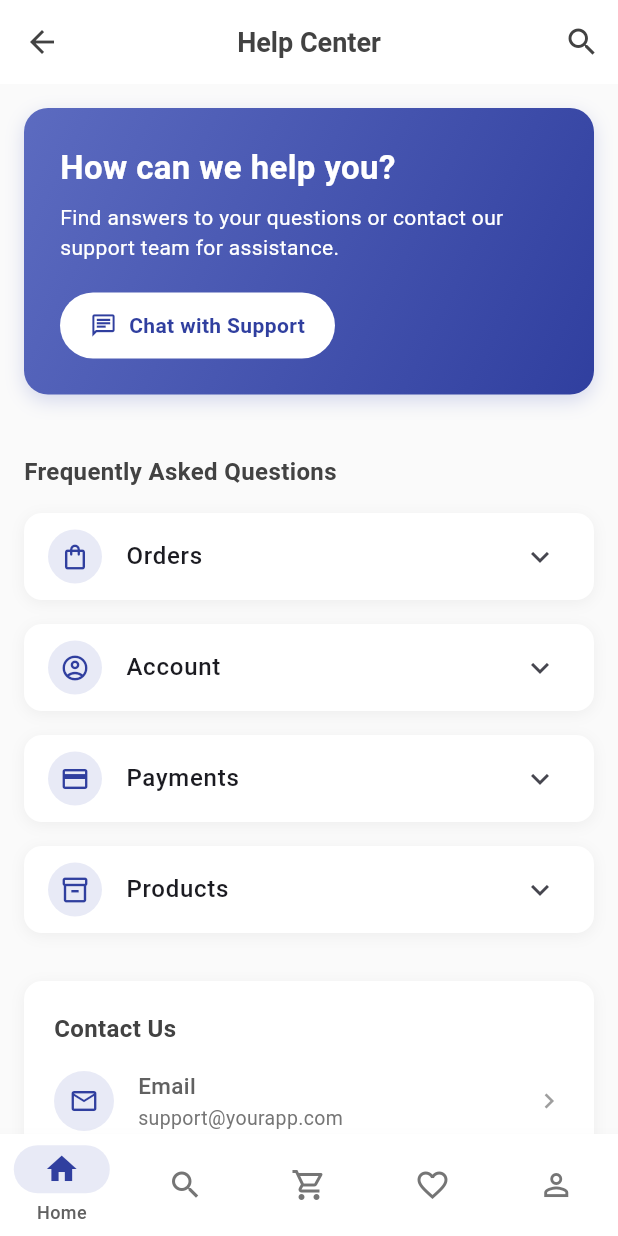
After one commit to AnexDev1/JMarket, a Flutter app: the HelpCenterScreen screen opened by its route, on a phone screen of 412 x 824 dp. The commit adds this screen. Run offline on Flutter 3.47's test engine with Material 3 defaults, Android fonts, the phone set to English and light mode, and no system bars; our stand-ins replace flutter_dotenv, go_router, hive_flutter, image_picker, shimmer, supabase_flutter; accounts and stored records are empty; generated files the repository leaves out were written again.

Commit message:
feat: added helpcenter

```diff
--- a/lib/app/routes.dart
+++ b/lib/app/routes.dart
@@ -1,5 +1,6 @@
 import 'package:go_router/go_router.dart';
 import 'package:jmarket/features/orders/orders_screen.dart';
+import 'package:jmarket/features/profile/help_center_screen.dart';
 import 'package:jmarket/features/profile/language_screen.dart';
 import 'package:provider/provider.dart';
 
@@ -32,6 +33,7 @@ class AppRoutes {
   static const String checkout = '/checkout';
   static const String orderHistory = '/order-history';
   static const String orderDetails = '/orders';
+  static const String help = '/help';
 }
 
 final appRouter = GoRouter(
@@ -91,6 +93,10 @@ final appRouter = GoRouter(
           builder: (context, state) => const FavoritesScreen(),
         ),
         GoRoute(
+          path: AppRoutes.help,
+          builder: (context, state) => const HelpCenterScreen(),
+        ),
+        GoRoute(
           path: AppRoutes.profile,
           builder: (context, state) => const ProfileScreen(),
         ),
--- /dev/null
+++ b/lib/features/profile/help_center_screen.dart
@@ -0,0 +1,418 @@
+// lib/features/help/help_center_screen.dart
+import 'package:flutter/material.dart';
+import 'package:flutter/services.dart';
+import 'package:flutter_gen/gen_l10n/app_localizations.dart';
+import 'package:go_router/go_router.dart';
+
+class HelpCenterScreen extends StatefulWidget {
+  const HelpCenterScreen({super.key});
+
+  @override
+  State<HelpCenterScreen> createState() => _HelpCenterScreenState();
+}
+
+class _HelpCenterScreenState extends State<HelpCenterScreen> {
+  final TextEditingController _searchController = TextEditingController();
+  bool _isSearching = false;
+
+  @override
+  void dispose() {
+    _searchController.dispose();
+    super.dispose();
+  }
+
+  @override
+  Widget build(BuildContext context) {
+    final localizations = AppLocalizations.of(context)!;
+    final primaryColor = Colors.indigo.shade700;
+
+    return Scaffold(
+      backgroundColor: Colors.grey.shade50,
+      appBar: AppBar(
+        leading: IconButton(
+          icon: const Icon(Icons.arrow_back),
+          onPressed: () {
+            // Navigate to the profile route
+            context.go('/profile');
+          },
+        ),
+        title: _isSearching
+            ? TextField(
+                controller: _searchController,
+                autofocus: true,
+                decoration: InputDecoration(
+                  hintText: localizations.searchHelp,
+                  border: InputBorder.none,
+                ),
+                style: const TextStyle(fontSize: 16),
+                onSubmitted: (value) {
+                  // Handle search
+                  if (value.isEmpty) {
+                    setState(() {
+                      _isSearching = false;
+                    });
+                  }
+                },
+              )
+            : Text(
+                localizations.helpCenter,
+                style: const TextStyle(
+                  fontWeight: FontWeight.bold,
+                  fontSize: 18,
+                ),
+              ),
+        centerTitle: true,
+        elevation: 0,
+        backgroundColor: Colors.white,
+        foregroundColor: Colors.grey.shade800,
+        actions: [
+          IconButton(
+            icon: Icon(_isSearching ? Icons.close : Icons.search),
+            onPressed: () {
+              HapticFeedback.lightImpact();
+              setState(() {
+                _isSearching = !_isSearching;
+                if (!_isSearching) {
+                  _searchController.clear();
+                }
+              });
+            },
+          ),
+        ],
+      ),
+      body: SingleChildScrollView(
+        physics: const BouncingScrollPhysics(),
+        child: Column(
+          crossAxisAlignment: CrossAxisAlignment.start,
+          children: [
+            _buildSupportHeader(primaryColor),
+            const SizedBox(height: 24),
+            _buildFaqCategories(context),
+            _buildContactSection(context, primaryColor),
+          ],
+        ),
+      ),
+    );
+  }
+
+  Widget _buildSupportHeader(Color primaryColor) {
+    final localizations = AppLocalizations.of(context)!;
+
+    return Container(
+      padding: const EdgeInsets.all(24),
+      margin: const EdgeInsets.all(16),
+      decoration: BoxDecoration(
+        gradient: LinearGradient(
+          colors: [Colors.indigo.shade400, primaryColor],
+          begin: Alignment.topLeft,
+          end: Alignment.bottomRight,
+        ),
+        borderRadius: BorderRadius.circular(16),
+        boxShadow: [
+          BoxShadow(
+            color: Colors.indigo.withOpacity(0.2),
+            blurRadius: 10,
+            offset: const Offset(0, 4),
+          ),
+        ],
+      ),
+      child: Column(
+        crossAxisAlignment: CrossAxisAlignment.start,
+        children: [
+          Text(
+            localizations.howCanWeHelp,
+            style: const TextStyle(
+              fontSize: 22,
+              fontWeight: FontWeight.bold,
+              color: Colors.white,
+            ),
+          ),
+          const SizedBox(height: 8),
+          Text(
+            localizations.helpCenterDescription,
+            style: const TextStyle(
+              fontSize: 14,
+              color: Colors.white,
+              height: 1.4,
+            ),
+          ),
+          const SizedBox(height: 20),
+          InkWell(
+            onTap: () {
+              HapticFeedback.lightImpact();
+              // Open chat support
+            },
+            child: Container(
+              padding: const EdgeInsets.symmetric(vertical: 12, horizontal: 20),
+              decoration: BoxDecoration(
+                color: Colors.white,
+                borderRadius: BorderRadius.circular(30),
+              ),
+              child: Row(
+                mainAxisSize: MainAxisSize.min,
+                children: [
+                  Icon(Icons.chat_outlined, color: primaryColor, size: 18),
+                  const SizedBox(width: 8),
+                  Text(
+                    localizations.chatWithSupport,
+                    style: TextStyle(
+                      fontWeight: FontWeight.bold,
+                      color: primaryColor,
+                    ),
+                  ),
+                ],
+              ),
+            ),
+          ),
+        ],
+      ),
+    );
+  }
+
+  Widget _buildFaqCategories(BuildContext context) {
+    final localizations = AppLocalizations.of(context)!;
+
+    return Column(
+      crossAxisAlignment: CrossAxisAlignment.start,
+      children: [
+        Padding(
+          padding: const EdgeInsets.symmetric(horizontal: 16.0),
+          child: Text(
+            localizations.frequentlyAskedQuestions,
+            style: TextStyle(
+              fontSize: 16,
+              fontWeight: FontWeight.bold,
+              color: Colors.grey.shade800,
+            ),
+          ),
+        ),
+        const SizedBox(height: 16),
+        _buildFaqCategory(
+          context,
+          icon: Icons.shopping_bag_outlined,
+          title: localizations.orders,
+          items: [
+            localizations.trackOrder,
+            localizations.cancelOrder,
+            localizations.returnRefund,
+            localizations.deliveryIssues,
+          ],
+        ),
+        _buildFaqCategory(
+          context,
+          icon: Icons.account_circle_outlined,
+          title: localizations.account,
+          items: [
+            localizations.accountSettings,
+            localizations.passwordReset,
+            localizations.loginIssues,
+            localizations.dataPrivacy,
+          ],
+        ),
+        _buildFaqCategory(
+          context,
+          icon: Icons.credit_card_outlined,
+          title: localizations.payments,
+          items: [
+            localizations.paymentMethods,
+            localizations.paymentFailures,
+            localizations.refundProcess,
+            localizations.walletQuestions,
+          ],
+        ),
+        _buildFaqCategory(
+          context,
+          icon: Icons.inventory_2_outlined,
+          title: localizations.products,
+          items: [
+            localizations.productDetails,
+            localizations.availability,
+            localizations.warranties,
+            localizations.reportIssue,
+          ],
+        ),
+      ],
+    );
+  }
+
+  Widget _buildFaqCategory(
+    BuildContext context, {
+    required IconData icon,
+    required String title,
+    required List<String> items,
+  }) {
+    return Container(
+      margin: const EdgeInsets.fromLTRB(16, 0, 16, 16),
+      decoration: BoxDecoration(
+        color: Colors.white,
+        borderRadius: BorderRadius.circular(12),
+        boxShadow: [
+          BoxShadow(
+            color: Colors.black.withOpacity(0.05),
+            blurRadius: 8,
+            offset: const Offset(0, 2),
+          ),
+        ],
+      ),
+      child: ExpansionTile(
+        leading: Container(
+          padding: const EdgeInsets.all(8),
+          decoration: BoxDecoration(
+            color: Colors.indigo.shade50,
+            shape: BoxShape.circle,
+          ),
+          child: Icon(
+            icon,
+            color: Colors.indigo.shade700,
+            size: 20,
+          ),
+        ),
+        title: Text(
+          title,
+          style: const TextStyle(
+            fontSize: 16,
+            fontWeight: FontWeight.w500,
+          ),
+        ),
+        childrenPadding: const EdgeInsets.fromLTRB(16, 0, 16, 16),
+        children: items.map((item) => _buildFaqItem(item)).toList(),
+      ),
+    );
+  }
+
+  Widget _buildFaqItem(String title) {
+    return ListTile(
+      contentPadding: const EdgeInsets.symmetric(vertical: 0, horizontal: 16),
+      title: Text(
+        title,
+        style: const TextStyle(fontSize: 14),
+      ),
+      trailing: Icon(
+        Icons.chevron_right,
+        size: 20,
+        color: Colors.grey.shade500,
+      ),
+      onTap: () {
+        HapticFeedback.lightImpact();
+        // Navigate to specific FAQ item
+      },
+    );
+  }
+
+  Widget _buildContactSection(BuildContext context, Color primaryColor) {
+    final localizations = AppLocalizations.of(context)!;
+
+    return Container(
+      margin: const EdgeInsets.all(16),
+      padding: const EdgeInsets.all(20),
+      decoration: BoxDecoration(
+        color: Colors.white,
+        borderRadius: BorderRadius.circular(12),
+        boxShadow: [
+          BoxShadow(
+            color: Colors.black.withOpacity(0.05),
+            blurRadius: 8,
+            offset: const Offset(0, 2),
+          ),
+        ],
+      ),
+      child: Column(
+        crossAxisAlignment: CrossAxisAlignment.start,
+        children: [
+          Text(
+            localizations.contactUs,
+            style: TextStyle(
+              fontSize: 16,
+              fontWeight: FontWeight.bold,
+              color: Colors.grey.shade800,
+            ),
+          ),
+          const SizedBox(height: 16),
+          _buildContactMethod(
+            icon: Icons.email_outlined,
+            title: localizations.email,
+            subtitle: 'support@yourapp.com',
+            onTap: () {
+              // Open email client
+            },
+          ),
+          const Divider(height: 24),
+          _buildContactMethod(
+            icon: Icons.phone_outlined,
+            title: localizations.phone,
+            subtitle: '+1 (800) 123-4567',
+            onTap: () {
+              // Open phone dialer
+            },
+          ),
+          const Divider(height: 24),
+          _buildContactMethod(
+            icon: Icons.chat_bubble_outline,
+            title: localizations.liveChat,
+            subtitle: localizations.availableHours,
+            onTap: () {
+              // Open live chat
+            },
+          ),
+        ],
+      ),
+    );
+  }
+
+  Widget _buildContactMethod({
+    required IconData icon,
+    required String title,
+    required String subtitle,
+    required VoidCallback onTap,
+  }) {
+    return InkWell(
+      onTap: () {
+        HapticFeedback.lightImpact();
+        onTap();
+      },
+      child: Row(
+        children: [
+          Container(
+            padding: const EdgeInsets.all(10),
+            decoration: BoxDecoration(
+              color: Colors.indigo.shade50,
+              shape: BoxShape.circle,
+            ),
+            child: Icon(
+              icon,
+              color: Colors.indigo.shade700,
+              size: 20,
+            ),
+          ),
+          const SizedBox(width: 16),
+          Column(
+            crossAxisAlignment: CrossAxisAlignment.start,
+            children: [
+              Text(
+                title,
+                style: const TextStyle(
+                  fontSize: 15,
+                  fontWeight: FontWeight.w500,
+                ),
+              ),
+              const SizedBox(height: 2),
+              Text(
+                subtitle,
+                style: TextStyle(
+                  fontSize: 13,
+                  color: Colors.grey.shade600,
+                ),
+              ),
+            ],
+          ),
+          const Spacer(),
+          Icon(
+            Icons.chevron_right,
+            size: 20,
+            color: Colors.grey.shade500,
+          ),
+        ],
+      ),
+    );
+  }
+}
--- a/lib/features/profile/profile_screen.dart
+++ b/lib/features/profile/profile_screen.dart
@@ -7,6 +7,7 @@ import 'package:provider/provider.dart';
 
 import '../../providers/auth_provider.dart';
 import '../../providers/language_provider.dart';
+import '../../providers/theme_provider.dart';
 
 class ProfileScreen extends StatelessWidget {
   const ProfileScreen({super.key});
@@ -206,11 +207,12 @@ class ProfileScreen extends StatelessWidget {
               icon: Icons.dark_mode_outlined,
               title: AppLocalizations.of(context)!.darkMode,
               trailing: Switch(
-                value: Theme.of(context).brightness == Brightness.dark,
+                value: Provider.of<ThemeProvider>(context).isDarkMode,
                 activeColor: Colors.indigo.shade700,
                 onChanged: (value) {
-                  // Toggle theme
                   HapticFeedback.lightImpact();
+                  Provider.of<ThemeProvider>(context, listen: false)
+                      .toggleTheme();
                 },
               ),
             ),
--- a/lib/l10n/app_en.arb
+++ b/lib/l10n/app_en.arb
@@ -206,6 +206,130 @@
   "seeMore": "See More",
   "@seeMore": {
     "description": "Button text for loading more results"
+  },
+  "helpCenter": "Help Center",
+  "@helpCenter": {
+    "description": "Title for help center screen"
+  },
+  "searchHelp": "Search for help",
+  "@searchHelp": {
+    "description": "Placeholder for help search field"
+  },
+  "howCanWeHelp": "How can we help you?",
+  "@howCanWeHelp": {
+    "description": "Header text for support section"
+  },
+  "helpCenterDescription": "Find answers to your questions or contact our support team for assistance.",
+  "@helpCenterDescription": {
+    "description": "Description text for help center"
+  },
+  "chatWithSupport": "Chat with Support",
+  "@chatWithSupport": {
+    "description": "Button text to start chat support"
+  },
+  "frequentlyAskedQuestions": "Frequently Asked Questions",
+  "@frequentlyAskedQuestions": {
+    "description": "Title for frequently asked questions section"
+  },
+  "orders": "Orders",
+  "@orders": {
+    "description": "Menu item title for orders"
+  },
+  "trackOrder": "Track my order",
+  "@trackOrder": {
+    "description": "Sub-menu item for tracking orders"
+  },
+  "cancelOrder": "Cancel order",
+  "@cancelOrder": {
+    "description": "Sub-menu item for canceling orders"
+  },
+  "returnRefund": "Returns and refunds",
+  "@returnRefund": {
+    "description": "Sub-menu item for returns and refunds"
+  },
+  "deliveryIssues": "Delivery issues",
+  "@deliveryIssues": {
+    "description": "Sub-menu item for delivery related issues"
+  },
+  "account": "Account",
+  "@account": {
+    "description": "Menu item title for account"
+  },
+  "accountSettings": "Account settings",
+  "@accountSettings": {
+    "description": "Sub-menu item for account settings"
+  },
+  "passwordReset": "Reset password",
+  "@passwordReset": {
+    "description": "Sub-menu item for password reset"
+  },
+  "loginIssues": "Login issues",
+  "@loginIssues": {
+    "description": "Sub-menu item for login issues"
+  },
+  "dataPrivacy": "Data and privacy",
+  "@dataPrivacy": {
+    "description": "Sub-menu item for data privacy information"
+  },
+  "payments": "Payments",
+  "@payments": {
+    "description": "Menu item title for payments"
+  },
+  "paymentMethods": "Payment methods",
+  "@paymentMethods": {
+    "description": "Sub-menu item for payment methods"
+  },
+  "paymentFailures": "Payment failures",
+  "@paymentFailures": {
+    "description": "Sub-menu item for payment failures"
+  },
+  "refundProcess": "Refund process",
+  "@refundProcess": {
+    "description": "Sub-menu item for refund process"
+  },
+  "walletQuestions": "Wallet questions",
+  "@walletQuestions": {
+    "description": "Sub-menu item for wallet related queries"
+  },
+  "products": "Products",
+  "@products": {
+    "description": "Menu item title for products"
+  },
+  "productDetails": "Product details",
+  "@productDetails": {
+    "description": "Sub-menu item for product details"
+  },
+  "availability": "Product availability",
+  "@availability": {
+    "description": "Sub-menu item for product availability"
+  },
+  "warranties": "Warranties",
+  "@warranties": {
+    "description": "Sub-menu item for warranties"
+  },
+  "reportIssue": "Report issue",
+  "@reportIssue": {
+    "description": "Sub-menu item for reporting an issue"
+  },
+  "contactUs": "Contact Us",
+  "@contactUs": {
+    "description": "Title for contact section"
+  },
+  "email": "Email",
+  "@email": {
+    "description": "Label for email"
+  },
+  "phone": "Phone",
+  "@phone": {
+    "description": "Label for phone"
+  },
+  "liveChat": "Live Chat",
+  "@liveChat": {
+    "description": "Label for live chat support"
+  },
+  "availableHours": "Available 24/7",
+  "@availableHours": {
+    "description": "Description for live chat availability"
   },
   "viewCart": "VIEW CART",
   "@viewCart": {
--- a/lib/l10n/intl_am.arb
+++ b/lib/l10n/intl_am.arb
@@ -206,6 +206,130 @@
   "seeMore": "ተጨማሪ ይታዩ",
   "@seeMore": {
     "description": "Button text for loading more results"
+  },
+  "helpCenter": "እርዳታ ማዕከል",
+  "@helpCenter": {
+    "description": "Title for help center screen in Amharic"
+  },
+  "searchHelp": "እርዳታ ፍለጋ",
+  "@searchHelp": {
+    "description": "Placeholder for help search field in Amharic"
+  },
+  "howCanWeHelp": "እኛ እንዴት ልናገዝ?",
+  "@howCanWeHelp": {
+    "description": "Header text for support section in Amharic"
+  },
+  "helpCenterDescription": "ጥያቄዎችዎን ይፈትሹ ወይም ከድጋፍ ቡድናችን ጋር ያገናኙ።",
+  "@helpCenterDescription": {
+    "description": "Description text for help center in Amharic"
+  },
+  "chatWithSupport": "ከድጋፍ ቡድን ጋር ውይይት ያድርጉ",
+  "@chatWithSupport": {
+    "description": "Button text to start chat support in Amharic"
+  },
+  "frequentlyAskedQuestions": "ተደጋጋሚ ጥያቄዎች",
+  "@frequentlyAskedQuestions": {
+    "description": "Title for frequently asked questions section in Amharic"
+  },
+  "orders": "ትዕዛዞች",
+  "@orders": {
+    "description": "Menu item title for orders in Amharic"
+  },
+  "trackOrder": "ትዕዛዝ ተከታትል",
+  "@trackOrder": {
+    "description": "Sub-menu item for tracking orders in Amharic"
+  },
+  "cancelOrder": "ትዕዛዝ ሰርዝ",
+  "@cancelOrder": {
+    "description": "Sub-menu item for canceling orders in Amharic"
+  },
+  "returnRefund": "መመለስ እና ክፍያ",
+  "@returnRefund": {
+    "description": "Sub-menu item for returns and refunds in Amharic"
+  },
+  "deliveryIssues": "የመድረሻ ችግኞች",
+  "@deliveryIssues": {
+    "description": "Sub-menu item for delivery related issues in Amharic"
+  },
+  "account": "መለያ",
+  "@account": {
+    "description": "Menu item title for account in Amharic"
+  },
+  "accountSettings": "የመለያ ቅንብሮች",
+  "@accountSettings": {
+    "description": "Sub-menu item for account settings in Amharic"
+  },
+  "passwordReset": "የይለፍ ቃል አዲስ ማስተካከል",
+  "@passwordReset": {
+    "description": "Sub-menu item for password reset in Amharic"
+  },
+  "loginIssues": "የግባት ችግኞች",
+  "@loginIssues": {
+    "description": "Sub-menu item for login issues in Amharic"
+  },
+  "dataPrivacy": "የመረጃ ግላዊነት",
+  "@dataPrivacy": {
+    "description": "Sub-menu item for data privacy information in Amharic"
+  },
+  "payments": "ክፍያዎች",
+  "@payments": {
+    "description": "Menu item title for payments in Amharic"
+  },
+  "paymentMethods": "የክፍያ መስመሮች",
+  "@paymentMethods": {
+    "description": "Sub-menu item for payment methods in Amharic"
+  },
+  "paymentFailures": "የክፍያ እንቅስቃሴ",
+  "@paymentFailures": {
+    "description": "Sub-menu item for payment failures in Amharic"
+  },
+  "refundProcess": "የተመለሰ ሂደት",
+  "@refundProcess": {
+    "description": "Sub-menu item for refund process in Amharic"
+  },
+  "walletQuestions": "የብሪቶች ጥያቄዎች",
+  "@walletQuestions": {
+    "description": "Sub-menu item for wallet queries in Amharic"
+  },
+  "products": "ምርቶች",
+  "@products": {
+    "description": "Menu item title for products in Amharic"
+  },
+  "productDetails": "የምርት ዝርዝሮች",
+  "@productDetails": {
+    "description": "Sub-menu item for product details in Amharic"
+  },
+  "availability": "የምርት ገንዘብ",
+  "@availability": {
+    "description": "Sub-menu item for product availability in Amharic"
+  },
+  "warranties": "ዋራንቲዎች",
+  "@warranties": {
+    "description": "Sub-menu item for warranties in Amharic"
+  },
+  "reportIssue": "የችግኝ ሪፖርት",
+  "@reportIssue": {
+    "description": "Sub-menu item for reporting an issue in Amharic"
+  },
+  "contactUs": "አግኙን",
+  "@contactUs": {
+    "description": "Title for contact section in Amharic"
+  },
+  "email": "ኢሜል",
+  "@email": {
+    "description": "Label for email in Amharic"
+  },
+  "phone": "ስልክ",
+  "@phone": {
+    "description": "Label for phone in Amharic"
+  },
+  "liveChat": "በቀጥታ ውይይት",
+  "@liveChat": {
+    "description": "Label for live chat support in Amharic"
+  },
+  "availableHours": "24/7 ተገኞ",
+  "@availableHours": {
+    "description": "Description for live chat availability in Amharic"
   },
   "noDescriptionAvailable": "መግለጫ አልተገኘም",
   "@noDescriptionAvailable": {
--- a/lib/providers/theme_provider.dart
+++ b/lib/providers/theme_provider.dart
@@ -6,7 +6,9 @@ import '../core/config/hive_config.dart';
 class ThemeProvider extends ChangeNotifier {
   // Changed default theme mode to light
   ThemeMode _themeMode = ThemeMode.light;
+  bool _isDarkMode = false;
 
+  bool get isDarkMode => _isDarkMode;
   // Constructor - forces light theme
   ThemeProvider() {
     // Force light theme instead of loading saved theme
```
Also changed, not shown: lib/generated/assets.dart.
